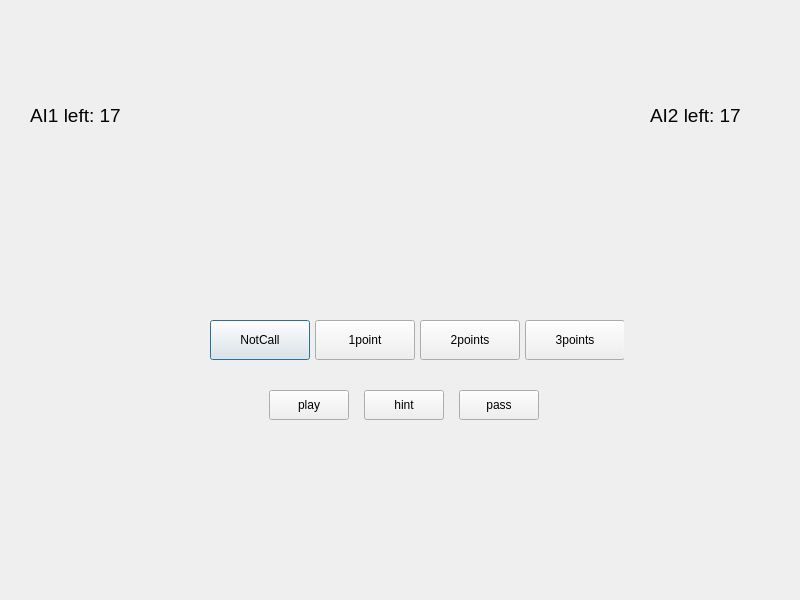
The window that ingamescene.ui (lolium3328/CSC3002-DouDiZhu) describes before a commit, drawn with Qt 5.
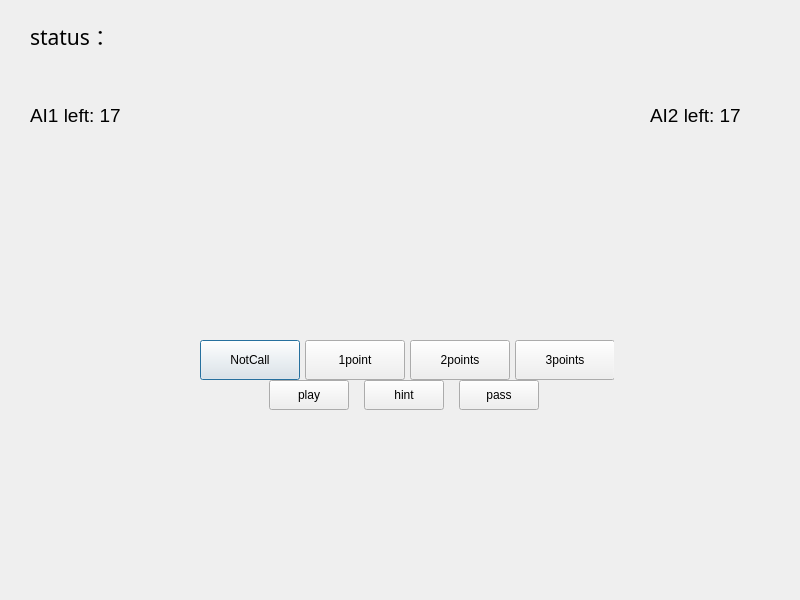
The same window after the commit.

The edit to the form file:
```diff
--- a/ingamescene.ui
+++ b/ingamescene.ui
@@ -16,8 +16,8 @@
   <widget class="QWidget" name="horizontalLayoutWidget">
    <property name="geometry">
     <rect>
-     <x>210</x>
-     <y>300</y>
+     <x>200</x>
+     <y>320</y>
      <width>414</width>
      <height>80</height>
     </rect>
@@ -105,7 +105,7 @@
    <property name="geometry">
     <rect>
      <x>260</x>
-     <y>380</y>
+     <y>370</y>
      <width>291</width>
      <height>51</height>
     </rect>
@@ -206,6 +206,28 @@
     <string>AI2 left: 17</string>
    </property>
   </widget>
+  <widget class="QLabel" name="label_status">
+   <property name="geometry">
+    <rect>
+     <x>30</x>
+     <y>20</y>
+     <width>261</width>
+     <height>31</height>
+    </rect>
+   </property>
+   <property name="font">
+    <font>
+     <family>OCR A</family>
+     <pointsize>16</pointsize>
+    </font>
+   </property>
+   <property name="text">
+    <string>status：</string>
+   </property>
+   <property name="alignment">
+    <set>Qt::AlignLeading|Qt::AlignLeft|Qt::AlignVCenter</set>
+   </property>
+  </widget>
  </widget>
  <resources/>
  <connections/>
```
